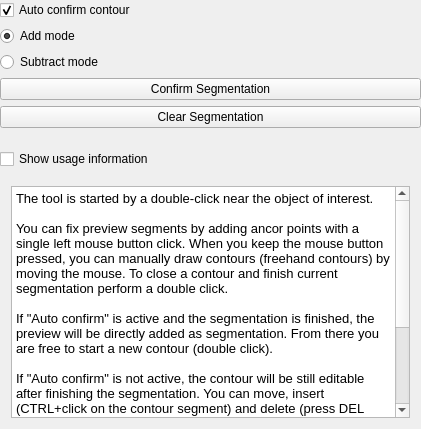
Old version of the form Modules/SegmentationUI/Qmitk/QmitkEditableContourToolGUIControls.ui in the repository MITK/MITK.
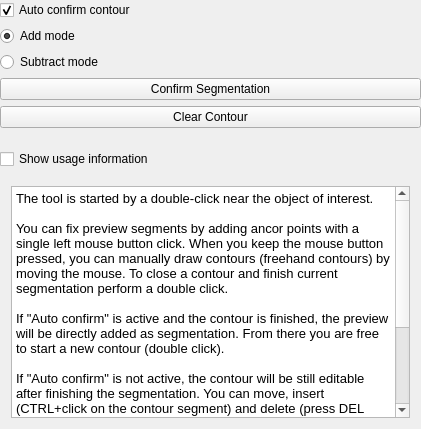
New version of the form.

Diff of the .ui file:
```diff
--- a/Modules/SegmentationUI/Qmitk/QmitkEditableContourToolGUIControls.ui
+++ b/Modules/SegmentationUI/Qmitk/QmitkEditableContourToolGUIControls.ui
@@ -86,7 +86,7 @@
      <item>
       <widget class="QPushButton" name="m_ClearButton">
        <property name="text">
-        <string>Clear Segmentation</string>
+        <string>Clear Contour</string>
        </property>
       </widget>
      </item>
@@ -138,7 +138,7 @@
 &lt;p style=&quot;-qt-paragraph-type:empty; margin-top:0px; margin-bottom:0px; margin-left:0px; margin-right:0px; -qt-block-indent:0; text-indent:0px; font-family:'Sans'; font-size:10pt;&quot;&gt;&lt;br /&gt;&lt;/p&gt;
 &lt;p style=&quot; margin-top:0px; margin-bottom:0px; margin-left:0px; margin-right:0px; -qt-block-indent:0; text-indent:0px;&quot;&gt;&lt;span style=&quot; font-family:'Sans'; font-size:10pt;&quot;&gt;You can fix preview segments by adding ancor points with a single left mouse button click. When you keep the mouse button pressed, you can manually draw contours (freehand contours) by moving the mouse. To close a contour and finish current segmentation perform a double click.&lt;/span&gt;&lt;/p&gt;
 &lt;p style=&quot;-qt-paragraph-type:empty; margin-top:0px; margin-bottom:0px; margin-left:0px; margin-right:0px; -qt-block-indent:0; text-indent:0px; font-family:'Sans'; font-size:10pt;&quot;&gt;&lt;br /&gt;&lt;/p&gt;
-&lt;p style=&quot; margin-top:0px; margin-bottom:0px; margin-left:0px; margin-right:0px; -qt-block-indent:0; text-indent:0px;&quot;&gt;&lt;span style=&quot; font-family:'Sans'; font-size:10pt;&quot;&gt;If &amp;quot;Auto confirm&amp;quot; is active and the segmentation is finished, the preview will be directly added as segmentation. From there you are free to start a new contour (double click).&lt;/span&gt;&lt;/p&gt;
+&lt;p style=&quot; margin-top:0px; margin-bottom:0px; margin-left:0px; margin-right:0px; -qt-block-indent:0; text-indent:0px;&quot;&gt;&lt;span style=&quot; font-family:'Sans'; font-size:10pt;&quot;&gt;If &amp;quot;Auto confirm&amp;quot; is active and the contour is finished, the preview will be directly added as segmentation. From there you are free to start a new contour (double click).&lt;/span&gt;&lt;/p&gt;
 &lt;p style=&quot;-qt-paragraph-type:empty; margin-top:0px; margin-bottom:0px; margin-left:0px; margin-right:0px; -qt-block-indent:0; text-indent:0px; font-family:'Sans'; font-size:10pt;&quot;&gt;&lt;br /&gt;&lt;/p&gt;
 &lt;p style=&quot; margin-top:0px; margin-bottom:0px; margin-left:0px; margin-right:0px; -qt-block-indent:0; text-indent:0px;&quot;&gt;&lt;span style=&quot; font-family:'Sans'; font-size:10pt;&quot;&gt;If &amp;quot;Auto confirm&amp;quot; is not active, the contour will be still editable after finishing the segmentation. You can move, insert (CTRL+click on the contour segment) and delete (press DEL while ancor is selected) its ancor points. To confirm the segmentation, push the &amp;quot;Confirm Segmentation&amp;quot; button. Please be aware that freehand contour parts are treated differently: You cannot add an ancor point there, also you are not allowed to select/move/delete an ancor point that is at the beginning or end of a freehand contour part. &lt;/span&gt;&lt;/p&gt;
 &lt;p style=&quot;-qt-paragraph-type:empty; margin-top:0px; margin-bottom:0px; margin-left:0px; margin-right:0px; -qt-block-indent:0; text-indent:0px; font-family:'Sans'; font-size:10pt;&quot;&gt;&lt;br /&gt;&lt;/p&gt;
```
Left out of the diff: 5 changed lines with no effect on the pictures.
